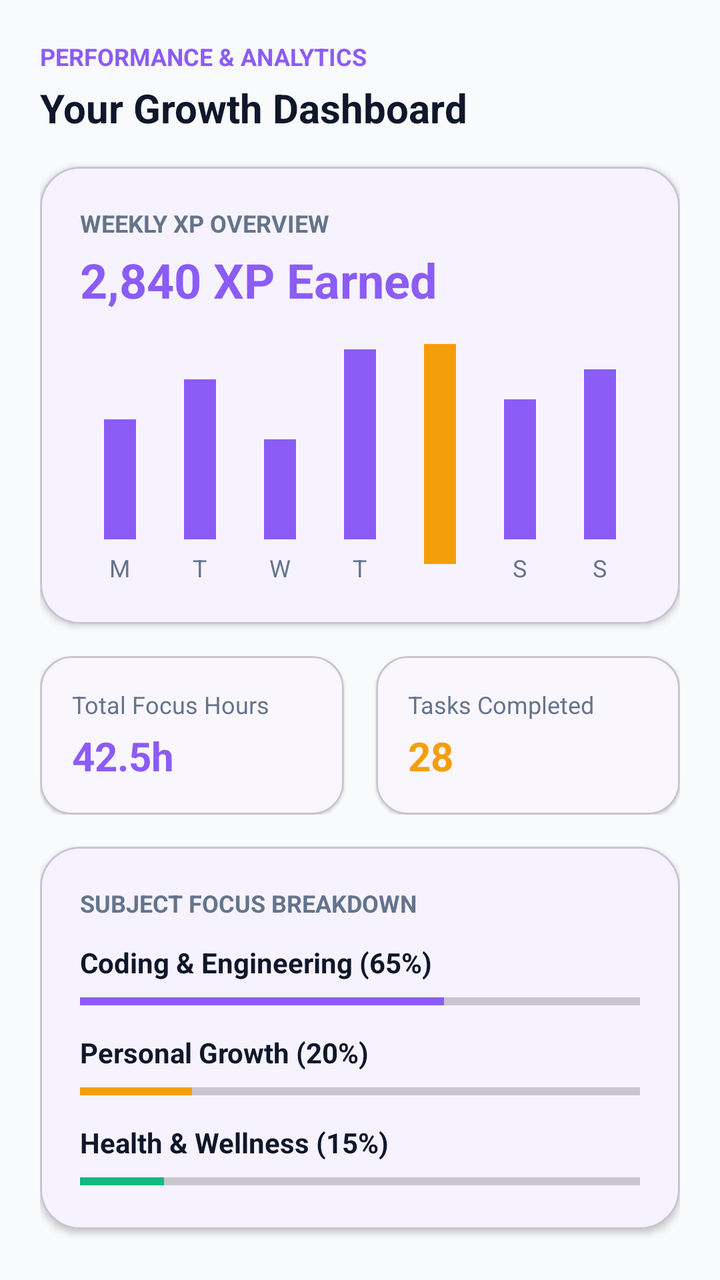
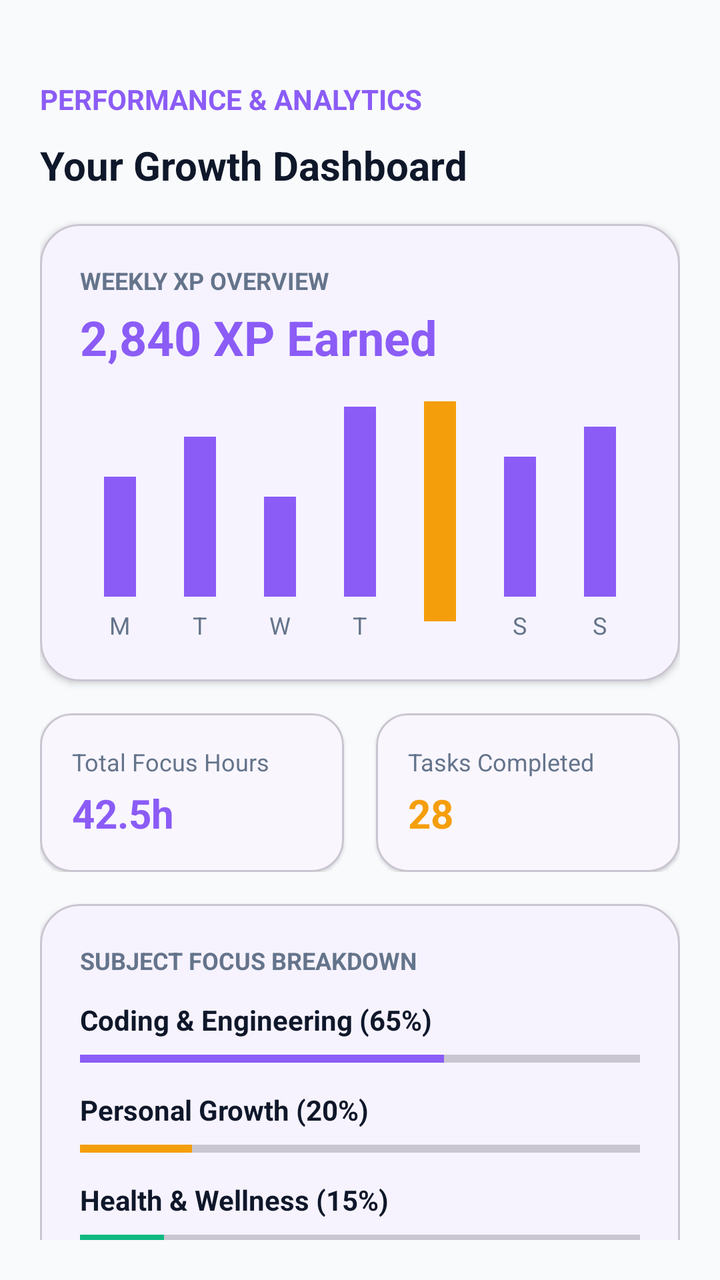

Screens rendered from an Android XML layout before and after an edit, with the pre-edit source and the edit as a unified diff.
<!-- AndroidManifest.xml: application theme Theme.HabitFlow -->
<!-- res/layout/fragment_stats.xml -->
<?xml version="1.0" encoding="utf-8"?>
<androidx.core.widget.NestedScrollView xmlns:android="http://schemas.android.com/apk/res/android"
    xmlns:app="http://schemas.android.com/apk/res-auto"
    android:layout_width="match_parent"
    android:layout_height="match_parent"
    android:background="@color/habit_bg_light"
    android:fillViewport="true"
    android:padding="20dp">

    <LinearLayout
        android:layout_width="match_parent"
        android:layout_height="wrap_content"
        android:orientation="vertical">

        
        <TextView
            android:layout_width="wrap_content"
            android:layout_height="wrap_content"
            android:text="PERFORMANCE &amp; ANALYTICS"
            android:textColor="@color/habit_primary"
            android:textSize="12sp"
            android:textStyle="bold" />

        <TextView
            android:layout_width="match_parent"
            android:layout_height="wrap_content"
            android:layout_marginTop="4dp"
            android:text="Your Growth Dashboard"
            android:textColor="@color/habit_text_primary_light"
            android:textSize="20sp"
            android:textStyle="bold" />

        
        <com.google.android.material.card.MaterialCardView
            android:layout_width="match_parent"
            android:layout_height="wrap_content"
            android:layout_marginTop="16dp"
            app:cardBackgroundColor="@color/habit_surface_light"
            app:cardCornerRadius="20dp"
            app:cardElevation="2dp">

            <LinearLayout
                android:layout_width="match_parent"
                android:layout_height="wrap_content"
                android:orientation="vertical"
                android:padding="20dp">

                <TextView
                    android:layout_width="wrap_content"
                    android:layout_height="wrap_content"
                    android:text="WEEKLY XP OVERVIEW"
                    android:textColor="@color/habit_text_secondary_light"
                    android:textSize="12sp"
                    android:textStyle="bold" />

                <TextView
                    android:id="@+id/tv_total_xp_overview"
                    android:layout_width="wrap_content"
                    android:layout_height="wrap_content"
                    android:layout_marginTop="4dp"
                    android:text="2,840 XP Earned"
                    android:textColor="@color/habit_primary"
                    android:textSize="24sp"
                    android:textStyle="bold" />

                
                <LinearLayout
                    android:layout_width="match_parent"
                    android:layout_height="120dp"
                    android:layout_marginTop="16dp"
                    android:gravity="bottom"
                    android:orientation="horizontal"
                    android:weightSum="7">

                    
                    <LinearLayout android:layout_width="0dp" android:layout_height="match_parent" android:layout_weight="1" android:gravity="bottom|center_horizontal" android:orientation="vertical">
                        <View android:layout_width="16dp" android:layout_height="60dp" android:background="@color/habit_primary" />
                        <TextView android:layout_width="wrap_content" android:layout_height="wrap_content" android:layout_marginTop="6dp" android:text="M" android:textColor="@color/habit_text_secondary_light" android:textSize="12sp" />
                    </LinearLayout>
                    
                    <LinearLayout android:layout_width="0dp" android:layout_height="match_parent" android:layout_weight="1" android:gravity="bottom|center_horizontal" android:orientation="vertical">
                        <View android:layout_width="16dp" android:layout_height="80dp" android:background="@color/habit_primary" />
                        <TextView android:layout_width="wrap_content" android:layout_height="wrap_content" android:layout_marginTop="6dp" android:text="T" android:textColor="@color/habit_text_secondary_light" android:textSize="12sp" />
                    </LinearLayout>
                    
                    <LinearLayout android:layout_width="0dp" android:layout_height="match_parent" android:layout_weight="1" android:gravity="bottom|center_horizontal" android:orientation="vertical">
                        <View android:layout_width="16dp" android:layout_height="50dp" android:background="@color/habit_primary" />
                        <TextView android:layout_width="wrap_content" android:layout_height="wrap_content" android:layout_marginTop="6dp" android:text="W" android:textColor="@color/habit_text_secondary_light" android:textSize="12sp" />
                    </LinearLayout>
                    
                    <LinearLayout android:layout_width="0dp" android:layout_height="match_parent" android:layout_weight="1" android:gravity="bottom|center_horizontal" android:orientation="vertical">
                        <View android:layout_width="16dp" android:layout_height="95dp" android:background="@color/habit_primary" />
                        <TextView android:layout_width="wrap_content" android:layout_height="wrap_content" android:layout_marginTop="6dp" android:text="T" android:textColor="@color/habit_text_secondary_light" android:textSize="12sp" />
                    </LinearLayout>
                    
                    <LinearLayout android:layout_width="0dp" android:layout_height="match_parent" android:layout_weight="1" android:gravity="bottom|center_horizontal" android:orientation="vertical">
                        <View android:layout_width="16dp" android:layout_height="110dp" android:background="@color/habit_accent_gold" />
                        <TextView android:layout_width="wrap_content" android:layout_height="wrap_content" android:layout_marginTop="6dp" android:text="F" android:textColor="@color/habit_text_secondary_light" android:textSize="12sp" />
                    </LinearLayout>
                    
                    <LinearLayout android:layout_width="0dp" android:layout_height="match_parent" android:layout_weight="1" android:gravity="bottom|center_horizontal" android:orientation="vertical">
                        <View android:layout_width="16dp" android:layout_height="70dp" android:background="@color/habit_primary" />
                        <TextView android:layout_width="wrap_content" android:layout_height="wrap_content" android:layout_marginTop="6dp" android:text="S" android:textColor="@color/habit_text_secondary_light" android:textSize="12sp" />
                    </LinearLayout>
                    
                    <LinearLayout android:layout_width="0dp" android:layout_height="match_parent" android:layout_weight="1" android:gravity="bottom|center_horizontal" android:orientation="vertical">
                        <View android:layout_width="16dp" android:layout_height="85dp" android:background="@color/habit_primary" />
                        <TextView android:layout_width="wrap_content" android:layout_height="wrap_content" android:layout_marginTop="6dp" android:text="S" android:textColor="@color/habit_text_secondary_light" android:textSize="12sp" />
                    </LinearLayout>

                </LinearLayout>

            </LinearLayout>
        </com.google.android.material.card.MaterialCardView>

        
        <LinearLayout
            android:layout_width="match_parent"
            android:layout_height="wrap_content"
            android:layout_marginTop="16dp"
            android:orientation="horizontal">

            <com.google.android.material.card.MaterialCardView
                android:layout_width="0dp"
                android:layout_height="wrap_content"
                android:layout_marginEnd="8dp"
                android:layout_weight="1"
                app:cardBackgroundColor="@color/habit_surface_light"
                app:cardCornerRadius="16dp"
                app:cardElevation="1dp">

                <LinearLayout
                    android:layout_width="match_parent"
                    android:layout_height="wrap_content"
                    android:orientation="vertical"
                    android:padding="16dp">

                    <TextView
                        android:layout_width="wrap_content"
                        android:layout_height="wrap_content"
                        android:text="Total Focus Hours"
                        android:textColor="@color/habit_text_secondary_light"
                        android:textSize="12sp" />

                    <TextView
                        android:id="@+id/tv_stats_focus_hours"
                        android:layout_width="wrap_content"
                        android:layout_height="wrap_content"
                        android:layout_marginTop="4dp"
                        android:text="42.5h"
                        android:textColor="@color/habit_primary"
                        android:textSize="20sp"
                        android:textStyle="bold" />
                </LinearLayout>
            </com.google.android.material.card.MaterialCardView>

            <com.google.android.material.card.MaterialCardView
                android:layout_width="0dp"
                android:layout_height="wrap_content"
                android:layout_marginStart="8dp"
                android:layout_weight="1"
                app:cardBackgroundColor="@color/habit_surface_light"
                app:cardCornerRadius="16dp"
                app:cardElevation="1dp">

                <LinearLayout
                    android:layout_width="match_parent"
                    android:layout_height="wrap_content"
                    android:orientation="vertical"
                    android:padding="16dp">

                    <TextView
                        android:layout_width="wrap_content"
                        android:layout_height="wrap_content"
                        android:text="Tasks Completed"
                        android:textColor="@color/habit_text_secondary_light"
                        android:textSize="12sp" />

                    <TextView
                        android:id="@+id/tv_stats_tasks_completed"
                        android:layout_width="wrap_content"
                        android:layout_height="wrap_content"
                        android:layout_marginTop="4dp"
                        android:text="28"
                        android:textColor="@color/habit_accent_gold"
                        android:textSize="20sp"
                        android:textStyle="bold" />
                </LinearLayout>
            </com.google.android.material.card.MaterialCardView>
        </LinearLayout>

        
        <com.google.android.material.card.MaterialCardView
            android:layout_width="match_parent"
            android:layout_height="wrap_content"
            android:layout_marginTop="16dp"
            app:cardBackgroundColor="@color/habit_surface_light"
            app:cardCornerRadius="20dp"
            app:cardElevation="2dp">

            <LinearLayout
                android:layout_width="match_parent"
                android:layout_height="wrap_content"
                android:orientation="vertical"
                android:padding="20dp">

                <TextView
                    android:layout_width="wrap_content"
                    android:layout_height="wrap_content"
                    android:text="SUBJECT FOCUS BREAKDOWN"
                    android:textColor="@color/habit_text_secondary_light"
                    android:textSize="12sp"
                    android:textStyle="bold" />

                
                <TextView
                    android:layout_width="wrap_content"
                    android:layout_height="wrap_content"
                    android:layout_marginTop="12dp"
                    android:text="Coding &amp; Engineering (65%)"
                    android:textColor="@color/habit_text_primary_light"
                    android:textSize="14sp"
                    android:textStyle="bold" />

                <ProgressBar
                    style="?android:attr/progressBarStyleHorizontal"
                    android:layout_width="match_parent"
                    android:layout_height="8dp"
                    android:layout_marginTop="6dp"
                    android:progress="65"
                    android:progressTint="@color/habit_primary" />

                
                <TextView
                    android:layout_width="wrap_content"
                    android:layout_height="wrap_content"
                    android:layout_marginTop="12dp"
                    android:text="Personal Growth (20%)"
                    android:textColor="@color/habit_text_primary_light"
                    android:textSize="14sp"
                    android:textStyle="bold" />

                <ProgressBar
                    style="?android:attr/progressBarStyleHorizontal"
                    android:layout_width="match_parent"
                    android:layout_height="8dp"
                    android:layout_marginTop="6dp"
                    android:progress="20"
                    android:progressTint="@color/habit_accent_gold" />

                
                <TextView
                    android:layout_width="wrap_content"
                    android:layout_height="wrap_content"
                    android:layout_marginTop="12dp"
                    android:text="Health &amp; Wellness (15%)"
                    android:textColor="@color/habit_text_primary_light"
                    android:textSize="14sp"
                    android:textStyle="bold" />

                <ProgressBar
                    style="?android:attr/progressBarStyleHorizontal"
                    android:layout_width="match_parent"
                    android:layout_height="8dp"
                    android:layout_marginTop="6dp"
                    android:progress="15"
                    android:progressTint="#10B981" />

            </LinearLayout>
        </com.google.android.material.card.MaterialCardView>

        
        <com.google.android.material.card.MaterialCardView
            android:layout_width="match_parent"
            android:layout_height="wrap_content"
            android:layout_marginTop="16dp"
            android:layout_marginBottom="24dp"
            app:cardBackgroundColor="@color/habit_surface_light"
            app:cardCornerRadius="20dp"
            app:cardElevation="2dp">

            <LinearLayout
                android:layout_width="match_parent"
                android:layout_height="wrap_content"
                android:orientation="vertical"
                android:padding="20dp">

                <TextView
                    android:layout_width="wrap_content"
                    android:layout_height="wrap_content"
                    android:text="STREAK CALENDAR (12 DAYS)"
                    android:textColor="@color/habit_text_secondary_light"
                    android:textSize="12sp"
                    android:textStyle="bold" />

                <LinearLayout
                    android:layout_width="match_parent"
                    android:layout_height="wrap_content"
                    android:layout_marginTop="16dp"
                    android:gravity="center"
                    android:orientation="horizontal">

                    
                    <TextView android:layout_width="32dp" android:layout_height="32dp" android:layout_margin="4dp" android:background="@drawable/bg_category_pill" android:gravity="center" android:text="1" android:textColor="@color/habit_primary" android:textStyle="bold" />
                    <TextView android:layout_width="32dp" android:layout_height="32dp" android:layout_margin="4dp" android:background="@drawable/bg_category_pill" android:gravity="center" android:text="2" android:textColor="@color/habit_primary" android:textStyle="bold" />
                    <TextView android:layout_width="32dp" android:layout_height="32dp" android:layout_margin="4dp" android:background="@drawable/bg_category_pill" android:gravity="center" android:text="3" android:textColor="@color/habit_primary" android:textStyle="bold" />
                    <TextView android:layout_width="32dp" android:layout_height="32dp" android:layout_margin="4dp" android:background="@drawable/bg_category_pill" android:gravity="center" android:text="4" android:textColor="@color/habit_primary" android:textStyle="bold" />
                    <TextView android:layout_width="32dp" android:layout_height="32dp" android:layout_margin="4dp" android:background="@drawable/bg_category_pill" android:gravity="center" android:text="5" android:textColor="@color/habit_primary" android:textStyle="bold" />
                    <TextView android:layout_width="32dp" android:layout_height="32dp" android:layout_margin="4dp" android:background="@drawable/bg_category_pill" android:gravity="center" android:text="6" android:textColor="@color/habit_primary" android:textStyle="bold" />
                    <TextView android:layout_width="32dp" android:layout_height="32dp" android:layout_margin="4dp" android:background="@drawable/bg_category_pill" android:gravity="center" android:text="7" android:textColor="@color/habit_primary" android:textStyle="bold" />
                </LinearLayout>
                <LinearLayout
                    android:layout_width="match_parent"
                    android:layout_height="wrap_content"
                    android:layout_marginTop="4dp"
                    android:gravity="center"
                    android:orientation="horizontal">
                    <TextView android:layout_width="32dp" android:layout_height="32dp" android:layout_margin="4dp" android:background="@drawable/bg_category_pill" android:gravity="center" android:text="8" android:textColor="@color/habit_primary" android:textStyle="bold" />
                    <TextView android:layout_width="32dp" android:layout_height="32dp" android:layout_margin="4dp" android:background="@drawable/bg_category_pill" android:gravity="center" android:text="9" android:textColor="@color/habit_primary" android:textStyle="bold" />
                    <TextView android:layout_width="32dp" android:layout_height="32dp" android:layout_margin="4dp" android:background="@drawable/bg_category_pill" android:gravity="center" android:text="10" android:textColor="@color/habit_primary" android:textStyle="bold" />
                    <TextView android:layout_width="32dp" android:layout_height="32dp" android:layout_margin="4dp" android:background="@drawable/bg_category_pill" android:gravity="center" android:text="11" android:textColor="@color/habit_primary" android:textStyle="bold" />
                    <TextView android:layout_width="32dp" android:layout_height="32dp" android:layout_margin="4dp" android:background="@color/habit_primary" android:gravity="center" android:text="12" android:textColor="@color/white" android:textStyle="bold" />
                </LinearLayout>

            </LinearLayout>
        </com.google.android.material.card.MaterialCardView>

    </LinearLayout>
</androidx.core.widget.NestedScrollView>
<!-- resources referenced by this layout -->
<resources>
  <color name="habit_accent_gold">#F59E0B</color>
  <color name="habit_bg_light">#F8FAFC</color>
  <color name="habit_primary">#8B5CF6</color>
  <color name="habit_surface_light">#FFFFFF</color>
  <color name="habit_text_primary_light">#0F172A</color>
  <color name="habit_text_secondary_light">#64748B</color>
  <color name="white">#FFFFFFFF</color>
  <!-- drawable bg_category_pill (drawable) -->
  <?xml version="1.0" encoding="utf-8"?>
  <shape xmlns:android="http://schemas.android.com/apk/res/android"
      android:shape="rectangle">
      <solid android:color="#EDE9FE" />
      <corners android:radius="8dp" />
  </shape>
  <style name="Theme.HabitFlow" parent="Theme.Material3.DayNight.NoActionBar">
          
          <item name="colorPrimary">@color/habit_primary</item>
          <item name="colorPrimaryVariant">@color/habit_primary_dark</item>
          <item name="colorOnPrimary">@color/white</item>
  
          
          <item name="colorSecondary">@color/habit_accent_gold</item>
          <item name="colorOnSecondary">@color/black</item>
  
          
          <item name="android:windowBackground">@color/habit_bg_light</item>
          <item name="colorSurface">@color/habit_surface_light</item>
          <item name="colorOnSurface">@color/habit_text_primary_light</item>
  
          
          <item name="android:statusBarColor">@color/habit_bg_light</item>
          <item name="android:windowLightStatusBar" tools:targetApi="m">true</item>
      </style>
  <color name="habit_primary_dark">#7C3AED</color>
  <color name="black">#FF000000</color>
</resources>

<!-- the commit's change to res/layout/fragment_stats.xml (unified diff, before → after) -->
@@ -10,6 +10,7 @@
     <LinearLayout
         android:layout_width="match_parent"
         android:layout_height="wrap_content"
+        android:layout_marginTop="20dp"
         android:orientation="vertical">
 
         
@@ -18,13 +19,13 @@
             android:layout_height="wrap_content"
             android:text="PERFORMANCE &amp; ANALYTICS"
             android:textColor="@color/habit_primary"
-            android:textSize="12sp"
+            android:textSize="14sp"
             android:textStyle="bold" />
 
         <TextView
             android:layout_width="match_parent"
             android:layout_height="wrap_content"
-            android:layout_marginTop="4dp"
+            android:layout_marginTop="10dp"
             android:text="Your Growth Dashboard"
             android:textColor="@color/habit_text_primary_light"
             android:textSize="20sp"
